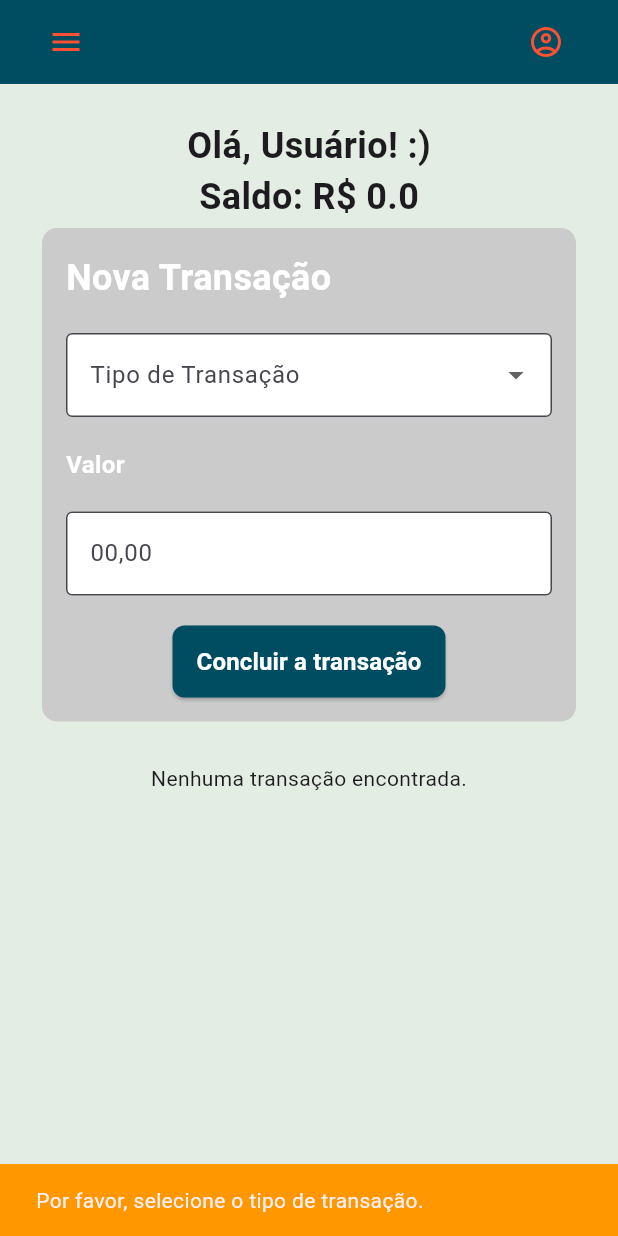
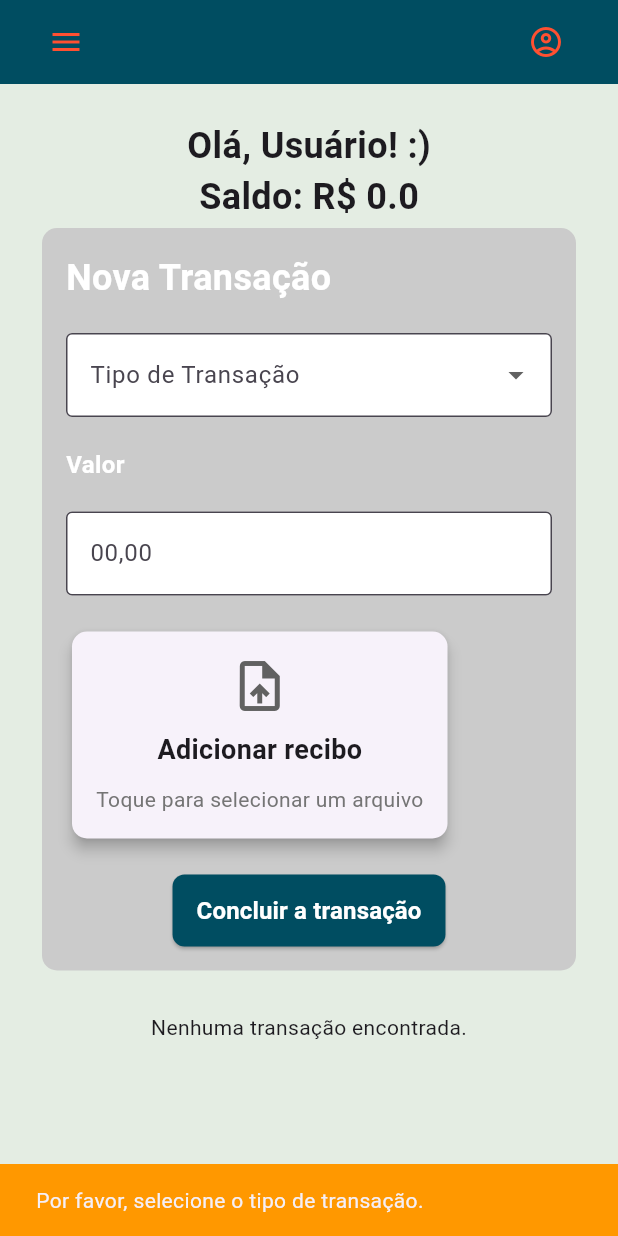
Before and after one commit to CarolBastos/tech_challenge_fase3, a Flutter app: the DashboardScreen screen opened by its route, after a tap on "Concluir a transação", on a phone screen of 412 x 824 dp. Run offline on Flutter 3.47's test engine with Material 3 defaults, Android fonts, the phone set to English and light mode, and no system bars; our stand-ins replace cloud_firestore, firebase_auth, firebase_core, firebase_storage, image_picker; accounts and stored records are empty.

Commit message:
adicionando upload de arquivo

```diff
--- a/lib/widgets/dashboard/new_transaction/new_transaction.dart
+++ b/lib/widgets/dashboard/new_transaction/new_transaction.dart
@@ -5,6 +5,7 @@ import 'package:cloud_firestore/cloud_firestore.dart';
 import 'package:firebase_auth/firebase_auth.dart';
 import 'package:provider/provider.dart';
 import 'package:tech_challenge_fase3/models/user_model.dart';
+import 'package:tech_challenge_fase3/widgets/dashboard/new_transaction/upload_transaction.dart';
 
 class NewTransaction extends StatefulWidget {
   @override
@@ -16,6 +17,14 @@ class _NewTransactionState extends State<NewTransaction> {
   TextEditingController valorController = TextEditingController();
   List<String> tiposTransacao = ['Depósito', 'Saque', 'Transferência'];
   bool isLoading = false;
+  final GlobalKey<UploadTransactionState> uploadKey =
+      GlobalKey<UploadTransactionState>();
+
+  void _updateLoading(bool loading) {
+    setState(() {
+      isLoading = loading;
+    });
+  }
 
   @override
   Widget build(BuildContext context) {
@@ -76,6 +85,8 @@ class _NewTransactionState extends State<NewTransaction> {
             return null;
           },
         ),
+        SizedBox(height: 20),
+        UploadTransaction(key: uploadKey, onLoadingChange: _updateLoading),
         SizedBox(height: 20),
         Center(
           child: CustomButton(
@@ -188,6 +199,10 @@ class _NewTransactionState extends State<NewTransaction> {
         ),
       );
 
+      await uploadKey.currentState?.uploadToFirebase();
+
+      uploadKey.currentState?.reset();
+
       setState(() {
         tipoTransacao = null;
         valorController.clear();
--- /dev/null
+++ b/lib/widgets/dashboard/new_transaction/upload_transaction.dart
@@ -0,0 +1,129 @@
+import 'package:flutter/material.dart';
+import 'package:image_picker/image_picker.dart';
+import 'dart:io';
+import 'package:firebase_storage/firebase_storage.dart';
+import 'package:path/path.dart' as path;
+
+class UploadTransaction extends StatefulWidget {
+  final Function(bool) onLoadingChange;
+
+  UploadTransaction({Key? key, required this.onLoadingChange})
+    : super(key: key);
+
+  @override
+  UploadTransactionState createState() => UploadTransactionState();
+}
+
+class UploadTransactionState extends State<UploadTransaction> {
+  final ImagePicker _picker = ImagePicker();
+  List<Map<String, String>> _uploadedFiles = [];
+
+  void reset() {
+    setState(() {
+      _uploadedFiles.clear();
+    });
+  }
+
+  Future<void> pickFile() async {
+    try {
+      final pickedFile = await _picker.pickImage(source: ImageSource.gallery);
+      if (pickedFile != null) {
+        setState(() {
+          _uploadedFiles = [
+            {'name': pickedFile.name, 'path': pickedFile.path},
+          ];
+        });
+      }
+    } catch (e) {
+      _showSnackBar("Erro ao selecionar arquivo.");
+    }
+  }
+
+  Future<void> uploadToFirebase() async {
+    if (_uploadedFiles.isEmpty) {
+      _showSnackBar("Nenhum arquivo para enviar.");
+      return;
+    }
+
+    widget.onLoadingChange(true);
+
+    try {
+      for (var fileData in _uploadedFiles) {
+        File file = File(fileData['path']!);
+        String fileName = path.basename(file.path);
+        Reference storageRef = FirebaseStorage.instance.ref().child(
+          'uploads/$fileName',
+        );
+        UploadTask uploadTask = storageRef.putFile(file);
+        TaskSnapshot snapshot = await uploadTask;
+        String downloadUrl = await snapshot.ref.getDownloadURL();
+        _showSnackBar("Upload concluído!");
+      }
+      reset();
+    } catch (e) {
+      _showSnackBar("Erro ao enviar arquivo.");
+    }
+
+    widget.onLoadingChange(false);
+  }
+
+  void _showSnackBar(String message) {
+    ScaffoldMessenger.of(
+      context,
+    ).showSnackBar(SnackBar(content: Text(message)));
+  }
+
+  @override
+  Widget build(BuildContext context) {
+    return GestureDetector(
+      onTap: pickFile,
+      child: Card(
+        elevation: 4,
+        shape: RoundedRectangleBorder(borderRadius: BorderRadius.circular(10)),
+        child: Padding(
+          padding: const EdgeInsets.all(16.0),
+          child: Column(
+            mainAxisSize: MainAxisSize.min,
+            children: [
+              Icon(Icons.upload_file, size: 40, color: Colors.grey[700]),
+              const SizedBox(height: 10),
+              Text(
+                'Adicionar recibo',
+                style: TextStyle(fontSize: 18, fontWeight: FontWeight.bold),
+              ),
+              const SizedBox(height: 10),
+              _uploadedFiles.isNotEmpty
+                  ? Column(
+                    children:
+                        _uploadedFiles.map((file) {
+                          return Column(
+                            children: [
+                              if (file['path']!.isNotEmpty)
+                                Image.file(
+                                  File(file['path']!),
+                                  height: 100,
+                                  fit: BoxFit.cover,
+                                ),
+                              const SizedBox(height: 5),
+                              Text(
+                                file['name']!,
+                                style: TextStyle(
+                                  fontSize: 14,
+                                  color: Colors.grey[600],
+                                ),
+                              ),
+                            ],
+                          );
+                        }).toList(),
+                  )
+                  : Text(
+                    "Toque para selecionar um arquivo",
+                    style: TextStyle(color: Colors.grey[600]),
+                  ),
+            ],
+          ),
+        ),
+      ),
+    );
+  }
+}
--- a/pubspec.yaml
+++ b/pubspec.yaml
@@ -36,10 +36,13 @@ dependencies:
   # The following adds the Cupertino Icons font to your application.
   # Use with the CupertinoIcons class for iOS style icons.
   cupertino_icons: ^1.0.8
+  file_picker: ^9.2.0
+  url_launcher: ^6.3.1
 
 dev_dependencies:
   flutter_test:
     sdk: flutter
+  image_picker: ^1.1.2
 
   # The "flutter_lints" package below contains a set of recommended lints to
   # encourage good coding practices. The lint set provided by the package is
```
Also changed, not shown: pubspec.lock, 5 other files.
